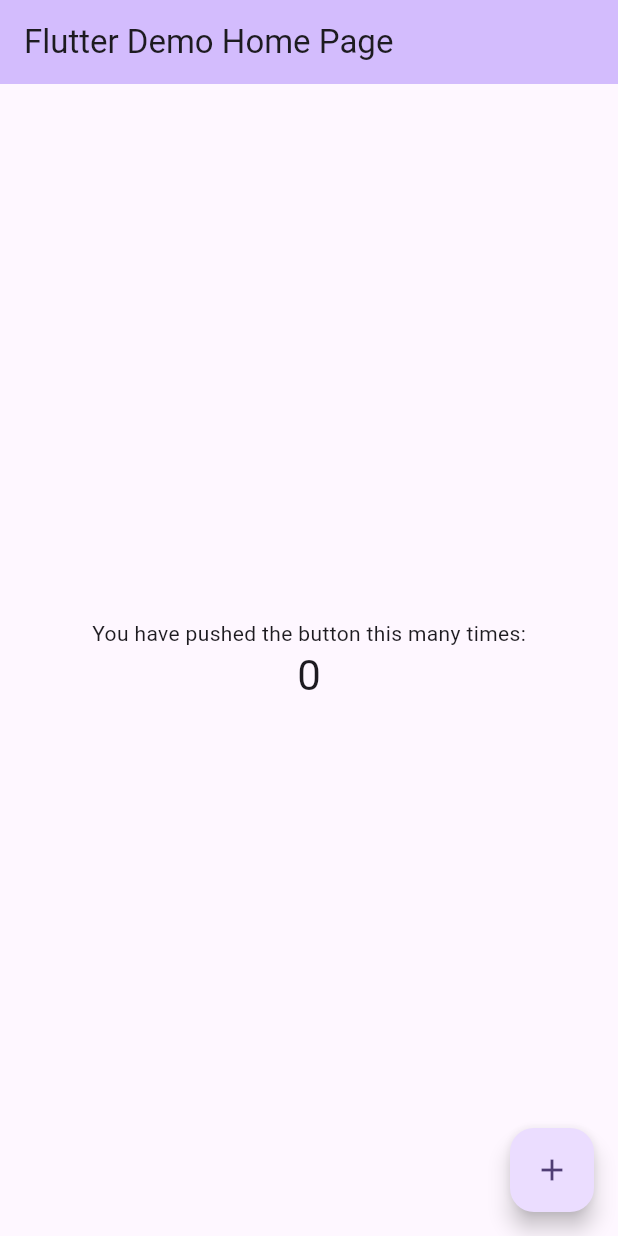
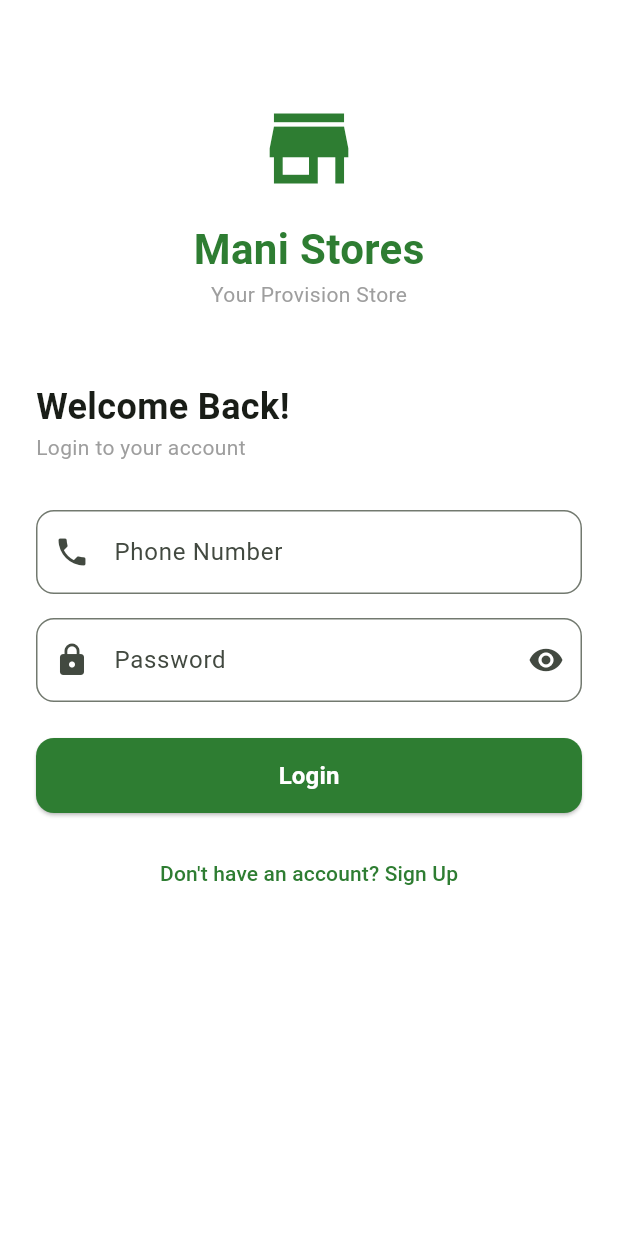
Before and after one commit to swamynathanprakashs-cell/mani-stores-app, a Flutter app: the screen it shows after launch, on a phone screen of 412 x 824 dp. Run offline on Flutter 3.47's test engine with Material 3 defaults, Android fonts, the phone set to English and light mode, and no system bars; our stand-ins replace shared_preferences.

Commit message:
Flutter app - splash screen and login screen complete

```diff
--- a/frontend/lib/main.dart
+++ b/frontend/lib/main.dart
@@ -1,4 +1,8 @@
 import 'package:flutter/material.dart';
+import 'package:provider/provider.dart';
+import 'package:shared_preferences/shared_preferences.dart';
+import 'screens/login_screen.dart';
+import 'screens/home_screen.dart';
 
 void main() {
   runApp(const MyApp());
@@ -7,116 +11,77 @@ void main() {
 class MyApp extends StatelessWidget {
   const MyApp({super.key});
 
-  // This widget is the root of your application.
   @override
   Widget build(BuildContext context) {
     return MaterialApp(
-      title: 'Flutter Demo',
+      title: 'Mani Stores',
+      debugShowCheckedModeBanner: false,
       theme: ThemeData(
-        // This is the theme of your application.
-        //
-        // TRY THIS: Try running your application with "flutter run". You'll see
-        // the application has a purple toolbar. Then, without quitting the app,
-        // try changing the seedColor in the colorScheme below to Colors.green
-        // and then invoke "hot reload" (save your changes or press the "hot
-        // reload" button in a Flutter-supported IDE, or press "r" if you used
-        // the command line to start the app).
-        //
-        // Notice that the counter didn't reset back to zero; the application
-        // state is not lost during the reload. To reset the state, use hot
-        // restart instead.
-        //
-        // This works for code too, not just values: Most code changes can be
-        // tested with just a hot reload.
-        colorScheme: .fromSeed(seedColor: Colors.deepPurple),
+        colorScheme: ColorScheme.fromSeed(
+          seedColor: const Color(0xFF2E7D32), // Green theme
+        ),
+        useMaterial3: true,
       ),
-      home: const MyHomePage(title: 'Flutter Demo Home Page'),
+      home: const SplashScreen(),
     );
   }
 }
 
-class MyHomePage extends StatefulWidget {
-  const MyHomePage({super.key, required this.title});
-
-  // This widget is the home page of your application. It is stateful, meaning
-  // that it has a State object (defined below) that contains fields that affect
-  // how it looks.
-
-  // This class is the configuration for the state. It holds the values (in this
-  // case the title) provided by the parent (in this case the App widget) and
-  // used by the build method of the State. Fields in a Widget subclass are
-  // always marked "final".
-
-  final String title;
+class SplashScreen extends StatefulWidget {
+  const SplashScreen({super.key});
 
   @override
-  State<MyHomePage> createState() => _MyHomePageState();
+  State<SplashScreen> createState() => _SplashScreenState();
 }
 
-class _MyHomePageState extends State<MyHomePage> {
-  int _counter = 0;
+class _SplashScreenState extends State<SplashScreen> {
+  @override
+  void initState() {
+    super.initState();
+    _checkLogin();
+  }
 
-  void _incrementCounter() {
-    setState(() {
-      // This call to setState tells the Flutter framework that something has
-      // changed in this State, which causes it to rerun the build method below
-      // so that the display can reflect the updated values. If we changed
-      // _counter without calling setState(), then the build method would not be
-      // called again, and so nothing would appear to happen.
-      _counter++;
-    });
+  Future<void> _checkLogin() async {
+    await Future.delayed(const Duration(seconds: 2));
+    final prefs = await SharedPreferences.getInstance();
+    final token = prefs.getString('access_token');
+
+    if (mounted) {
+      Navigator.pushReplacement(
+        context,
+        MaterialPageRoute(
+          builder: (_) => token != null ? const HomeScreen() : const LoginScreen(),
+        ),
+      );
+    }
   }
 
   @override
   Widget build(BuildContext context) {
-    // This method is rerun every time setState is called, for instance as done
-    // by the _incrementCounter method above.
-    //
-    // The Flutter framework has been optimized to make rerunning build methods
-    // fast, so that you can just rebuild anything that needs updating rather
-    // than having to individually change instances of widgets.
     return Scaffold(
-      appBar: AppBar(
-        // TRY THIS: Try changing the color here to a specific color (to
-        // Colors.amber, perhaps?) and trigger a hot reload to see the AppBar
-        // change color while the other colors stay the same.
-        backgroundColor: Theme.of(context).colorScheme.inversePrimary,
-        // Here we take the value from the MyHomePage object that was created by
-        // the App.build method, and use it to set our appbar title.
-        title: Text(widget.title),
-      ),
+      backgroundColor: const Color(0xFF2E7D32),
       body: Center(
-        // Center is a layout widget. It takes a single child and positions it
-        // in the middle of the parent.
         child: Column(
-          // Column is also a layout widget. It takes a list of children and
-          // arranges them vertically. By default, it sizes itself to fit its
-          // children horizontally, and tries to be as tall as its parent.
-          //
-          // Column has various properties to control how it sizes itself and
-          // how it positions its children. Here we use mainAxisAlignment to
-          // center the children vertically; the main axis here is the vertical
-          // axis because Columns are vertical (the cross axis would be
-          // horizontal).
-          //
-          // TRY THIS: Invoke "debug painting" (choose the "Toggle Debug Paint"
-          // action in the IDE, or press "p" in the console), to see the
-          // wireframe for each widget.
-          mainAxisAlignment: .center,
-          children: [
-            const Text('You have pushed the button this many times:'),
+          mainAxisAlignment: MainAxisAlignment.center,
+          children: const [
+            Icon(Icons.store, size: 80, color: Colors.white),
+            SizedBox(height: 16),
             Text(
-              '$_counter',
-              style: Theme.of(context).textTheme.headlineMedium,
+              'Mani Stores',
+              style: TextStyle(
+                color: Colors.white,
+                fontSize: 32,
+                fontWeight: FontWeight.bold,
+              ),
+            ),
+            SizedBox(height: 8),
+            Text(
+              'Your Provision Store',
+              style: TextStyle(color: Colors.white70, fontSize: 16),
             ),
           ],
         ),
       ),
-      floatingActionButton: FloatingActionButton(
-        onPressed: _incrementCounter,
-        tooltip: 'Increment',
-        child: const Icon(Icons.add),
-      ),
     );
   }
 }
--- /dev/null
+++ b/frontend/lib/screens/login_screen.dart
@@ -0,0 +1,183 @@
+import 'package:flutter/material.dart';
+import 'package:shared_preferences/shared_preferences.dart';
+import '../services/api_service.dart';
+import 'home_screen.dart';
+import 'signup_screen.dart';
+
+class LoginScreen extends StatefulWidget {
+  const LoginScreen({super.key});
+
+  @override
+  State<LoginScreen> createState() => _LoginScreenState();
+}
+
+class _LoginScreenState extends State<LoginScreen> {
+  final _phoneController = TextEditingController();
+  final _passwordController = TextEditingController();
+  bool _isLoading = false;
+  bool _obscurePassword = true;
+
+  Future<void> _login() async {
+    if (_phoneController.text.isEmpty || _passwordController.text.isEmpty) {
+      ScaffoldMessenger.of(context).showSnackBar(
+        const SnackBar(content: Text('Please fill all fields')),
+      );
+      return;
+    }
+
+    setState(() => _isLoading = true);
+
+    try {
+      final response = await ApiService.login(
+        _phoneController.text.trim(),
+        _passwordController.text.trim(),
+      );
+
+      if (response.containsKey('tokens')) {
+        await ApiService.saveTokens(
+          response['tokens']['access'],
+          response['tokens']['refresh'],
+        );
+        if (mounted) {
+          Navigator.pushReplacement(
+            context,
+            MaterialPageRoute(builder: (_) => const HomeScreen()),
+          );
+        }
+      } else {
+        if (mounted) {
+          ScaffoldMessenger.of(context).showSnackBar(
+            SnackBar(content: Text(response['error'] ?? 'Login failed')),
+          );
+        }
+      }
+    } catch (e) {
+      ScaffoldMessenger.of(context).showSnackBar(
+        SnackBar(content: Text('Error: $e')),
+      );
+    }
+
+    setState(() => _isLoading = false);
+  }
+
+  @override
+  Widget build(BuildContext context) {
+    return Scaffold(
+      backgroundColor: Colors.white,
+      body: SafeArea(
+        child: SingleChildScrollView(
+          padding: const EdgeInsets.all(24),
+          child: Column(
+            crossAxisAlignment: CrossAxisAlignment.start,
+            children: [
+              const SizedBox(height: 40),
+              // Logo
+              Center(
+                child: Column(
+                  children: const [
+                    Icon(Icons.store, size: 70, color: Color(0xFF2E7D32)),
+                    SizedBox(height: 12),
+                    Text(
+                      'Mani Stores',
+                      style: TextStyle(
+                        fontSize: 28,
+                        fontWeight: FontWeight.bold,
+                        color: Color(0xFF2E7D32),
+                      ),
+                    ),
+                    Text(
+                      'Your Provision Store',
+                      style: TextStyle(color: Colors.grey, fontSize: 14),
+                    ),
+                  ],
+                ),
+              ),
+              const SizedBox(height: 48),
+              const Text(
+                'Welcome Back!',
+                style: TextStyle(fontSize: 24, fontWeight: FontWeight.bold),
+              ),
+              const Text(
+                'Login to your account',
+                style: TextStyle(color: Colors.grey),
+              ),
+              const SizedBox(height: 32),
+              // Phone field
+              TextField(
+                controller: _phoneController,
+                keyboardType: TextInputType.phone,
+                decoration: InputDecoration(
+                  labelText: 'Phone Number',
+                  prefixIcon: const Icon(Icons.phone),
+                  border: OutlineInputBorder(
+                    borderRadius: BorderRadius.circular(12),
+                  ),
+                ),
+              ),
+              const SizedBox(height: 16),
+              // Password field
+              TextField(
+                controller: _passwordController,
+                obscureText: _obscurePassword,
+                decoration: InputDecoration(
+                  labelText: 'Password',
+                  prefixIcon: const Icon(Icons.lock),
+                  suffixIcon: IconButton(
+                    icon: Icon(
+                      _obscurePassword
+                          ? Icons.visibility
+                          : Icons.visibility_off,
+                    ),
+                    onPressed: () =>
+                        setState(() => _obscurePassword = !_obscurePassword),
+                  ),
+                  border: OutlineInputBorder(
+                    borderRadius: BorderRadius.circular(12),
+                  ),
+                ),
+              ),
+              const SizedBox(height: 24),
+              // Login button
+              SizedBox(
+                width: double.infinity,
+                height: 50,
+                child: ElevatedButton(
+                  onPressed: _isLoading ? null : _login,
+                  style: ElevatedButton.styleFrom(
+                    backgroundColor: const Color(0xFF2E7D32),
+                    shape: RoundedRectangleBorder(
+                      borderRadius: BorderRadius.circular(12),
+                    ),
+                  ),
+                  child: _isLoading
+                      ? const CircularProgressIndicator(color: Colors.white)
+                      : const Text(
+                          'Login',
+                          style: TextStyle(
+                              fontSize: 16,
+                              color: Colors.white,
+                              fontWeight: FontWeight.bold),
+                        ),
+                ),
+              ),
+              const SizedBox(height: 16),
+              // Signup link
+              Center(
+                child: TextButton(
+                  onPressed: () => Navigator.push(
+                    context,
+                    MaterialPageRoute(builder: (_) => const SignupScreen()),
+                  ),
+                  child: const Text(
+                    "Don't have an account? Sign Up",
+                    style: TextStyle(color: Color(0xFF2E7D32)),
+                  ),
+                ),
+              ),
+            ],
+          ),
+        ),
+      ),
+    );
+  }
+}
```
Also changed, not shown: frontend/lib/screens/home_screen.dart (added, +12 -0 lines), frontend/lib/screens/signup_screen.dart (added, +13 -0 lines), frontend/lib/services/api_service.dart (added, +112 -0 lines), frontend/pubspec.yaml (+10 -73 lines), frontend/pubspec.lock, 3 other files.
